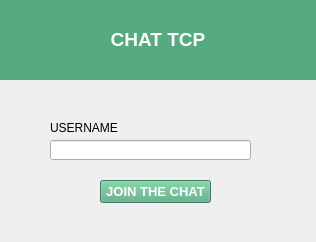
Qt form AppChat_utn_nivelAvanzado/client/views/ui_files/login.ui (qsummon/utn_avanzado) before a commit.
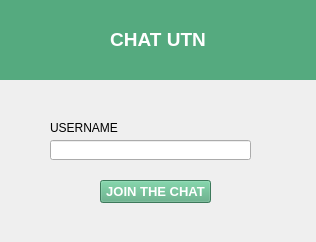
The same form after that commit.

Commit message: modificador de mensajes de chat y titulos

Patch:
```diff
--- a/AppChat_utn_nivelAvanzado/client/views/ui_files/login.ui
+++ b/AppChat_utn_nivelAvanzado/client/views/ui_files/login.ui
@@ -44,7 +44,7 @@
      </rect>
     </property>
     <property name="text">
-     <string>&lt;html&gt;&lt;head/&gt;&lt;body&gt;&lt;p align=&quot;center&quot;&gt;&lt;span style=&quot; font-size:14pt; font-weight:600; color:#ffffff;&quot;&gt;CHAT TCP&lt;/span&gt;&lt;/p&gt;&lt;/body&gt;&lt;/html&gt;</string>
+     <string>&lt;html&gt;&lt;head/&gt;&lt;body&gt;&lt;p align=&quot;center&quot;&gt;&lt;span style=&quot; font-size:14pt; font-weight:600; color:#ffffff;&quot;&gt;CHAT UTN&lt;/span&gt;&lt;/p&gt;&lt;/body&gt;&lt;/html&gt;</string>
     </property>
    </widget>
   </widget>
```
The commit also changes 9 other files.
